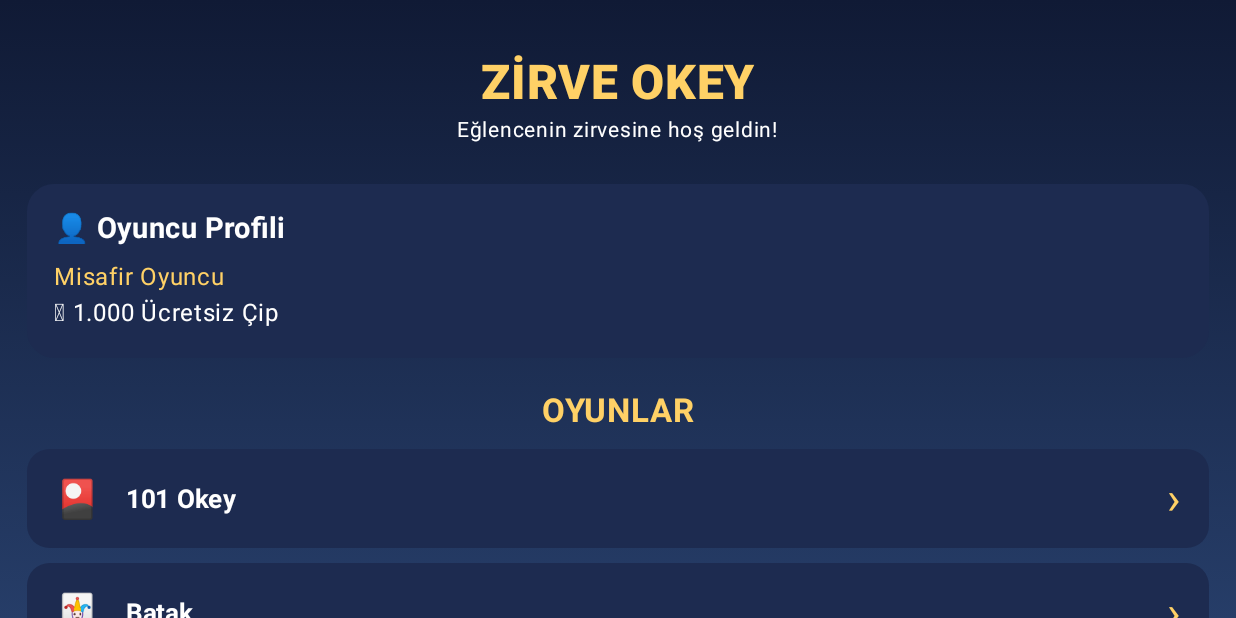
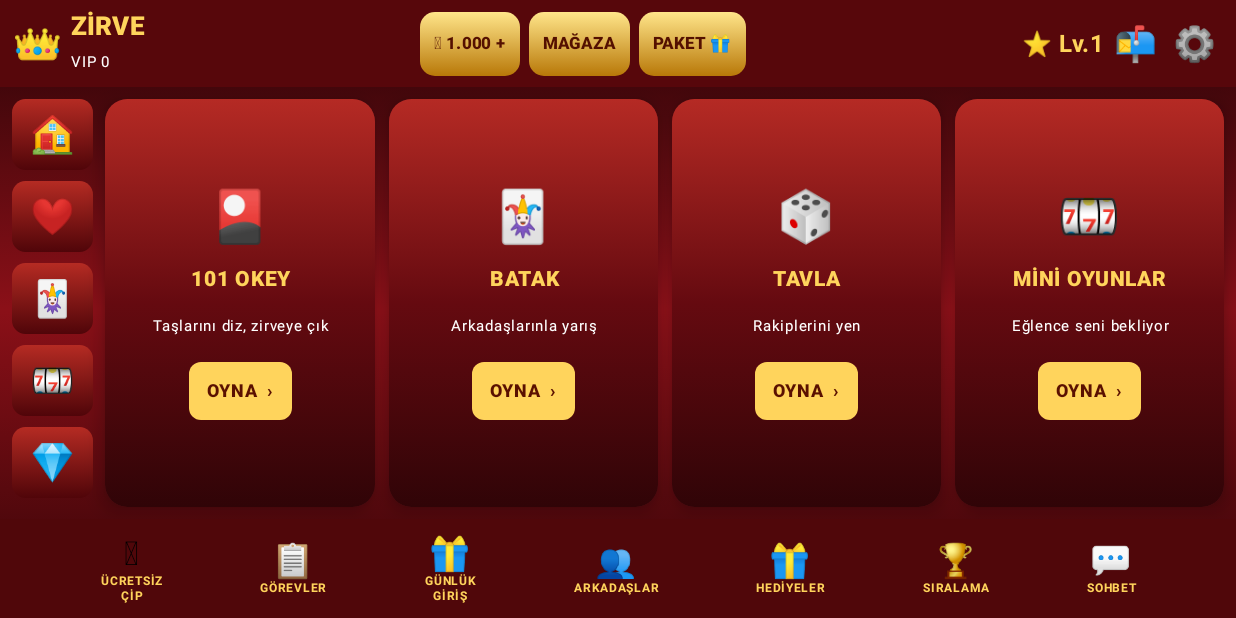
Before and after one commit to heyhatttt-cmd/Zirveokey, an Android app built with Jetpack Compose: the screen it shows after launch (MainActivity), on a phone screen of 824 x 412 dp (held sideways). Run offline under Robolectric (Android 15) with nearby library versions, the phone set to English and light mode, and no system bars.

Commit message:
Update MainActivity.kt

```diff
--- a/app/src/main/java/com/zirve/okey/MainActivity.kt
+++ b/app/src/main/java/com/zirve/okey/MainActivity.kt
@@ -7,9 +7,7 @@ import androidx.activity.compose.setContent
 import androidx.compose.foundation.background
 import androidx.compose.foundation.clickable
 import androidx.compose.foundation.layout.*
-import androidx.compose.foundation.rememberScrollState
 import androidx.compose.foundation.shape.RoundedCornerShape
-import androidx.compose.foundation.verticalScroll
 import androidx.compose.material3.*
 import androidx.compose.runtime.*
 import androidx.compose.ui.Alignment
@@ -21,165 +19,200 @@ import androidx.compose.ui.text.style.TextAlign
 import androidx.compose.ui.unit.dp
 import androidx.compose.ui.unit.sp
 
-private val DarkBlue = Color(0xFF101A35)
-private val Gold = Color(0xFFFFD166)
-private val CardBlue = Color(0xFF1D2B50)
+private val Gold = Color(0xFFFFD45C)
+private val DarkRed = Color(0xFF450509)
+private val Red = Color(0xFF9F1018)
+private val Panel = Color(0xFF651018)
 
 class MainActivity : ComponentActivity() {
     override fun onCreate(savedInstanceState: Bundle?) {
         super.onCreate(savedInstanceState)
         setContent {
             MaterialTheme {
-                ZirveOkeyApp()
+                ZirveLobby()
             }
         }
     }
 }
 
 @Composable
-fun ZirveOkeyApp() {
-    var selectedGame by remember { mutableStateOf("") }
+fun ZirveLobby() {
+    var selected by remember { mutableStateOf("") }
 
     val games = listOf(
-        "🎴" to "101 Okey",
-        "🃏" to "Batak",
-        "🎲" to "Tavla",
-        "🎰" to "Mini Oyunlar"
+        Triple("🎴", "101 OKEY", "Taşlarını diz, zirveye çık"),
+        Triple("🃏", "BATAK", "Arkadaşlarınla yarış"),
+        Triple("🎲", "TAVLA", "Rakiplerini yen"),
+        Triple("🎰", "MİNİ OYUNLAR", "Eğlence seni bekliyor")
     )
 
-    Box(
+    BoxWithConstraints(
         modifier = Modifier
             .fillMaxSize()
             .background(
                 Brush.verticalGradient(
-                    listOf(DarkBlue, Color(0xFF263D68))
+                    listOf(
+                        Color(0xFF270306),
+                        Color(0xFF8B1018),
+                        Color(0xFF350407)
+                    )
                 )
             )
     ) {
-        Column(
-            modifier = Modifier
-                .fillMaxSize()
-                .verticalScroll(rememberScrollState())
-                .padding(18.dp),
-            horizontalAlignment = Alignment.CenterHorizontally
-        ) {
-            Spacer(modifier = Modifier.height(18.dp))
+        Column(modifier = Modifier.fillMaxSize()) {
 
-            Text(
-                text = "ZİRVE OKEY",
-                color = Gold,
-                fontSize = 32.sp,
-                fontWeight = FontWeight.ExtraBold
-            )
+            // ÜST BİLGİ VE MENÜ
+            Row(
+                modifier = Modifier
+                    .fillMaxWidth()
+                    .height(58.dp)
+                    .background(Color(0xFF57070B))
+                    .padding(horizontal = 8.dp),
+                verticalAlignment = Alignment.CenterVertically
+            ) {
+                Text("👑", fontSize = 27.sp)
+                Column(modifier = Modifier.padding(start = 5.dp)) {
+                    Text(
+                        "ZİRVE",
+                        color = Gold,
+                        fontWeight = FontWeight.ExtraBold,
+                        fontSize = 17.sp
+                    )
+                    Text("VIP 0", color = Color.White, fontSize = 10.sp)
+                }
 
-            Text(
-                text = "Eğlencenin zirvesine hoş geldin!",
-                color = Color.White,
-                fontSize = 14.sp
-            )
+                Spacer(modifier = Modifier.weight(1f))
 
-            Spacer(modifier = Modifier.height(24.dp))
+                GoldButton("🪙 1.000 +") {
+                    selected = "Çip Mağazası"
+                }
 
-            Card(
-                modifier = Modifier.fillMaxWidth(),
-                colors = CardDefaults.cardColors(
-                    containerColor = CardBlue
-                ),
-                shape = RoundedCornerShape(18.dp)
+                Spacer(modifier = Modifier.width(6.dp))
+
+                GoldButton("MAĞAZA") {
+                    selected = "Mağaza"
+                }
+
+                Spacer(modifier = Modifier.width(6.dp))
+
+                GoldButton("PAKET 🎁") {
+                    selected = "Paketler"
+                }
+
+                Spacer(modifier = Modifier.weight(1f))
+
+                Text("⭐ Lv.1", color = Gold, fontWeight = FontWeight.Bold)
+                TopIcon("📬") { selected = "Posta Kutusu" }
+                TopIcon("⚙️") { selected = "Ayarlar" }
+            }
+
+            // ORTA OYUN ALANI
+            Row(
+                modifier = Modifier
+                    .weight(1f)
+                    .fillMaxWidth()
+                    .padding(8.dp),
+                verticalAlignment = Alignment.CenterVertically
             ) {
-                Column(modifier = Modifier.padding(18.dp)) {
-                    Text(
-                        text = "👤 Oyuncu Profili",
-                        color = Color.White,
-                        fontSize = 19.sp,
-                        fontWeight = FontWeight.Bold
-                    )
-                    Spacer(modifier = Modifier.height(8.dp))
-                    Text(
-                        text = "Misafir Oyuncu",
-                        color = Gold
-                    )
-                    Text(
-                        text = "🪙 1.000 Ücretsiz Çip",
-                        color = Color.White,
-                        fontSize = 16.sp
-                    )
+
+                // SOL MENÜ
+                Column(
+                    modifier = Modifier
+                        .width(54.dp)
+                        .fillMaxHeight(),
+                    verticalArrangement = Arrangement.Center,
+                    horizontalAlignment = Alignment.CenterHorizontally
+                ) {
+                    listOf("🏠", "❤️", "🃏", "🎰", "💎").forEachIndexed { index, icon ->
+                        MenuIcon(icon) {
+                            selected = listOf(
+                                "Ana Sayfa",
+                                "Favoriler",
+                                "Kart Oyunları",
+                                "Mini Oyunlar",
+                                "VIP"
+                            )[index]
+                        }
+                        Spacer(modifier = Modifier.height(7.dp))
+                    }
+                }
+
+                Spacer(modifier = Modifier.width(8.dp))
+
+                // OYUN KARTLARI
+                Row(
+                    modifier = Modifier
+                        .weight(1f)
+                        .fillMaxHeight(),
+                    horizontalArrangement = Arrangement.spacedBy(9.dp),
+                    verticalAlignment = Alignment.CenterVertically
+                ) {
+                    games.forEach { game ->
+                        GamePoster(
+                            emoji = game.first,
+                            title = game.second,
+                            description = game.third,
+                            modifier = Modifier
+                                .weight(1f)
+                                .fillMaxHeight()
+                        ) {
+                            selected = game.second
+                        }
+                    }
                 }
             }
 
-            Spacer(modifier = Modifier.height(22.dp))
-
-            Text(
-                text = "OYUNLAR",
-                color = Gold,
-                fontSize = 22.sp,
-                fontWeight = FontWeight.Bold
-            )
-
-            Spacer(modifier = Modifier.height(12.dp))
-
-            games.forEach { game ->
-                GameCard(
-                    emoji = game.first,
-                    name = game.second,
-                    onClick = { selectedGame = game.second }
-                )
-                Spacer(modifier = Modifier.height(10.dp))
+            // ALT MENÜ
+            Row(
+                modifier = Modifier
+                    .fillMaxWidth()
+                    .height(66.dp)
+                    .background(Color(0xFF50070A))
+                    .padding(horizontal = 5.dp),
+                horizontalArrangement = Arrangement.SpaceEvenly,
+                verticalAlignment = Alignment.CenterVertically
+            ) {
+                BottomItem("🪙", "ÜCRETSİZ\nÇİP") {
+                    selected = "Ücretsiz Çip"
+                }
+                BottomItem("📋", "GÖREVLER") {
+                    selected = "Görevler"
+                }
+                BottomItem("🎁", "GÜNLÜK\nGİRİŞ") {
+                    selected = "Günlük Giriş"
+                }
+                BottomItem("👥", "ARKADAŞLAR") {
+                    selected = "Arkadaşlar"
+                }
+                BottomItem("🎁", "HEDİYELER") {
+                    selected = "Hediyeler"
+                }
+                BottomItem("🏆", "SIRALAMA") {
+                    selected = "Sıralama"
+                }
+                BottomItem("💬", "SOHBET") {
+                    selected = "Sohbet"
+                }
             }
-
-            Spacer(modifier = Modifier.height(18.dp))
-
-            Text(
-                text = "SOSYAL ALAN",
-                color = Gold,
-                fontSize = 20.sp,
-                fontWeight = FontWeight.Bold
-            )
-
-            Spacer(modifier = Modifier.height(12.dp))
-
-            val socialItems = listOf(
-                "👥 Arkadaşlar",
-                "🎁 Hediyeler",
-                "📬 Posta Kutusu",
-                "💬 Sohbet",
-                "🏆 Rozetler",
-                "👑 VIP Üyelik",
-                "🛍️ Çip Mağazası",
-                "⚙️ Ayarlar"
-            )
-
-            socialItems.forEach { item ->
-                GameCard(
-                    emoji = item.substringBefore(" "),
-                    name = item.substringAfter(" "),
-                    onClick = { selectedGame = item.substringAfter(" ") }
-                )
-                Spacer(modifier = Modifier.height(8.dp))
-            }
-
-            Spacer(modifier = Modifier.height(20.dp))
-
-            Text(
-                text = "ZİRVE OKEY • 1.0",
-                color = Color.LightGray,
-                fontSize = 12.sp
-            )
         }
     }
 
-    if (selectedGame.isNotEmpty()) {
+    if (selected.isNotEmpty()) {
         AlertDialog(
-            onDismissRequest = { selectedGame = "" },
+            onDismissRequest = { selected = "" },
+            containerColor = DarkRed,
             title = {
-                Text(selectedGame)
+                Text(selected, color = Gold)
             },
             text = {
-                Text("Bu bölümün özelliklerini birlikte geliştireceğiz.")
+                Text(
+                    "Bu bölümü sıradaki geliştirmelerimizde çalışır hale getireceğiz.",
+                    color = Color.White
+                )
             },
             confirmButton = {
-                TextButton(onClick = { selectedGame = "" }) {
-                    Text("Tamam")
+                TextButton(onClick = { selected = "" }) {
+                    Text("TAMAM", color = Gold)
                 }
             }
         )
@@ -187,48 +220,147 @@ fun ZirveOkeyApp() {
 }
 
 @Composable
-fun GameCard(
+fun GoldButton(text: String, onClick: () -> Unit) {
+    Box(
+        modifier = Modifier
+            .background(
+                Brush.verticalGradient(
+                    listOf(Color(0xFFFFE58A), Color(0xFFB87808))
+                ),
+                RoundedCornerShape(10.dp)
+            )
+            .clickable { onClick() }
+            .padding(horizontal = 9.dp, vertical = 9.dp),
+        contentAlignment = Alignment.Center
+    ) {
+        Text(
+            text,
+            color = Color(0xFF541000),
+            fontSize = 11.sp,
+            fontWeight = FontWeight.ExtraBold
+        )
+    }
+}
+
+@Composable
+fun TopIcon(icon: String, onClick: () -> Unit) {
+    Box(
+        modifier = Modifier
+            .size(39.dp)
+            .clickable { onClick() },
+        contentAlignment = Alignment.Center
+    ) {
+        Text(icon, fontSize = 23.sp)
+    }
+}
+
+@Composable
+fun MenuIcon(icon: String, onClick: () -> Unit) {
+    Box(
+        modifier = Modifier
+            .fillMaxWidth()
+            .height(47.dp)
+            .background(
+                Brush.verticalGradient(
+                    listOf(Color(0xFFB52B23), Color(0xFF500509))
+                ),
+                RoundedCornerShape(9.dp)
+            )
+            .clickable { onClick() },
+        contentAlignment = Alignment.Center
+    ) {
+        Text(icon, fontSize = 24.sp)
+    }
+}
+
+@Composable
+fun GamePoster(
     emoji: String,
-    name: String,
+    title: String,
+    description: String,
+    modifier: Modifier = Modifier,
     onClick: () -> Unit
 ) {
     Card(
-        modifier = Modifier
-            .fillMaxWidth()
-            .height(66.dp)
-            .clickable(onClick = onClick),
+        modifier = modifier.clickable { onClick() },
+        shape = RoundedCornerShape(15.dp),
         colors = CardDefaults.cardColors(
-            containerColor = CardBlue
+            containerColor = Panel
         ),
-        shape = RoundedCornerShape(15.dp)
+        elevation = CardDefaults.cardElevation(defaultElevation = 7.dp)
     ) {
-        Row(
+        Column(
             modifier = Modifier
                 .fillMaxSize()
-                .padding(horizontal = 18.dp),
-            verticalAlignment = Alignment.CenterVertically
+                .background(
+                    Brush.verticalGradient(
+                        listOf(
+                            Color(0xFFB52A24),
+                            Color(0xFF650A10),
+                            Color(0xFF300407)
+                        )
+                    )
+                )
+                .padding(5.dp),
+            horizontalAlignment = Alignment.CenterHorizontally,
+            verticalArrangement = Arrangement.Center
         ) {
+            Text(emoji, fontSize = 34.sp)
+
+            Spacer(modifier = Modifier.height(9.dp))
+
             Text(
-                text = emoji,
-                fontSize = 25.sp
+                title,
+                color = Gold,
+                fontWeight = FontWeight.ExtraBold,
+                fontSize = 14.sp,
+                textAlign = TextAlign.Center
             )
 
-            Spacer(modifier = Modifier.width(16.dp))
+            Spacer(modifier = Modifier.height(7.dp))
 
             Text(
-                text = name,
+                description,
                 color = Color.White,
-                fontSize = 17.sp,
-                fontWeight = FontWeight.Bold
+                fontSize = 10.sp,
+                textAlign = TextAlign.Center
             )
 
-            Spacer(modifier = Modifier.weight(1f))
+            Spacer(modifier = Modifier.height(12.dp))
 
             Text(
-                text = "›",
-                color = Gold,
-                fontSize = 30.sp
+                "OYNA  ›",
+                color = Color(0xFF5A1000),
+                fontWeight = FontWeight.ExtraBold,
+                fontSize = 12.sp,
+                modifier = Modifier
+                    .background(Gold, RoundedCornerShape(8.dp))
+                    .padding(horizontal = 12.dp, vertical = 7.dp)
             )
         }
     }
 }
+
+@Composable
+fun BottomItem(
+    emoji: String,
+    label: String,
+    onClick: () -> Unit
+) {
+    Column(
+        modifier = Modifier
+            .clickable { onClick() }
+            .padding(horizontal = 3.dp, vertical = 5.dp),
+        horizontalAlignment = Alignment.CenterHorizontally
+    ) {
+        Text(emoji, fontSize = 22.sp)
+        Text(
+            label,
+            color = Gold,
+            fontSize = 8.sp,
+            fontWeight = FontWeight.Bold,
+            textAlign = TextAlign.Center,
+            lineHeight = 10.sp
+        )
+    }
+}
```
